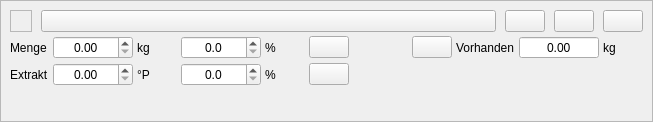
First picture: the form in kleiner-brauhelfer/widgets/wdgmalzgabe.ui, repository kleiner-brauhelfer/kleiner-brauhelfer-2, before the edit.
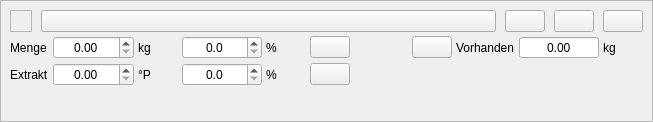
Second picture: the form after the edit. Icons and pictures are not drawn. Custom widgets are drawn as their Qt base class.

Patch:
```diff
--- a/kleiner-brauhelfer/widgets/wdgmalzgabe.ui
+++ b/kleiner-brauhelfer/widgets/wdgmalzgabe.ui
@@ -132,11 +132,14 @@
           <property name="alignment">
            <set>Qt::AlignmentFlag::AlignCenter</set>
           </property>
+          <property name="showGroupSeparator" stdset="0">
+           <bool>true</bool>
+          </property>
           <property name="decimals">
            <number>2</number>
           </property>
           <property name="maximum">
-           <double>9999.000000000000000</double>
+           <double>99999.000000000000000</double>
           </property>
           <property name="singleStep">
            <double>0.100000000000000</double>
```
Left out of the diff: 5 changed lines with no effect on the pictures.
